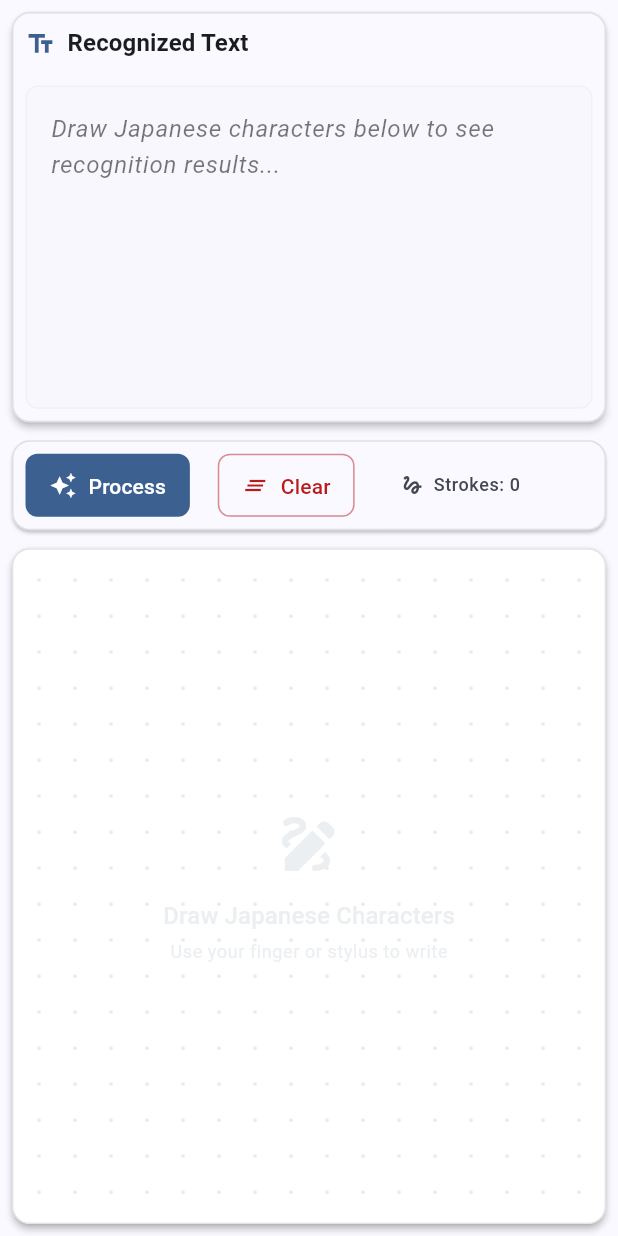
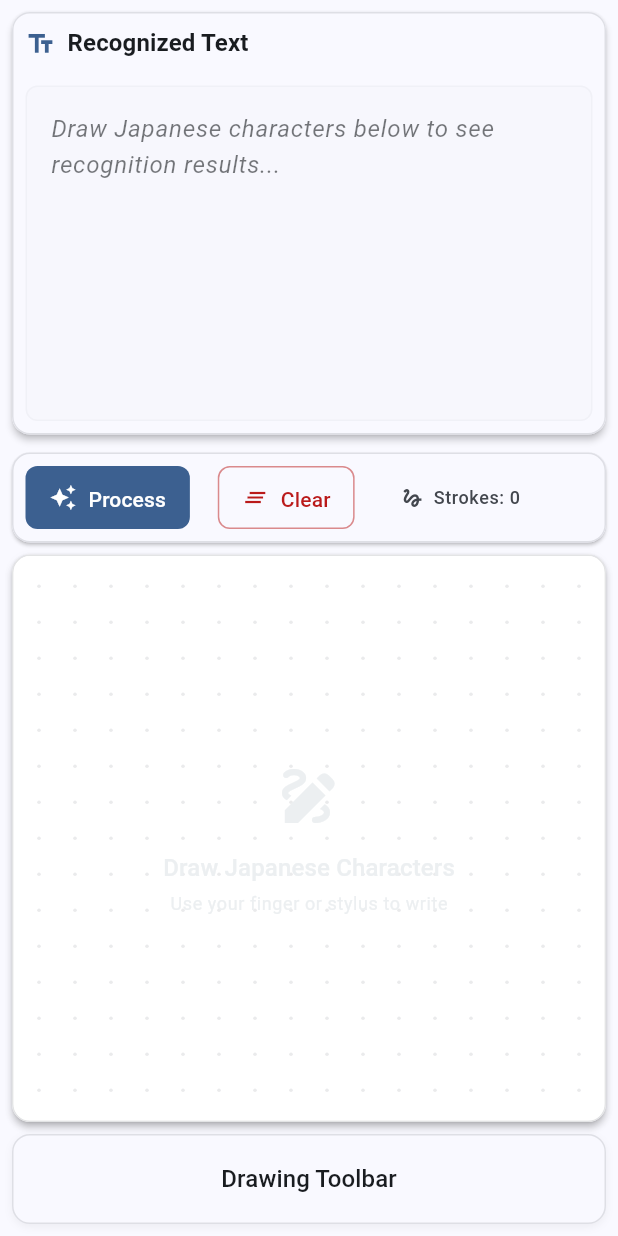
Before and after one commit to osV22/Nikko-Digital-Ink, a Flutter app: the HomeScreen screen opened by its route, on a phone screen of 412 x 824 dp. Run offline on Flutter 3.47's test engine with Material 3 defaults, Android fonts, the phone set to English and light mode, and no system bars; drawn by our look-alikes of signature; our stand-ins replace flutter_bloc, freezed_annotation, go_router; missing offline and left inert: google_mlkit_digital_ink_recognition; statements that could not run were skipped.

Commit message:
Begin drawing toolbar addition

```diff
--- a/lib/src/screens/home_screen.dart
+++ b/lib/src/screens/home_screen.dart
@@ -5,6 +5,7 @@ import '../services/digital_ink_service.dart';
 import '../widgets/output_widget.dart';
 import '../widgets/toolbar_widget.dart';
 import '../widgets/drawing_canvas_widget.dart';
+import '../widgets/drawing_toolbar_widget.dart';
 
 class HomeScreen extends StatefulWidget {
   const HomeScreen({super.key});
@@ -65,6 +66,12 @@ class _HomeScreenState extends State<HomeScreen> {
                         margin: const EdgeInsets.all(8.0),
                         child: Column(
                           children: [
+                            // Drawing toolbar above canvas in landscape
+                            Container(
+                              height: 60,
+                              margin: const EdgeInsets.only(bottom: 8.0),
+                              child: const DrawingToolbarWidget(),
+                            ),
                             const Expanded(
                               child: DrawingCanvasWidget(),
                             ),
@@ -88,32 +95,38 @@ class _HomeScreenState extends State<HomeScreen> {
                   ],
                 );
               } else {
-                // Portrait layout: Output on top, drawing on bottom
+                // Portrait layout: Output on top, toolbar, drawing, drawing toolbar
                 return Padding(
                   padding: const EdgeInsets.all(8.0),
                   child: Column(
                     children: [
-                      // Output section - 35% of screen
+                      // Output section - 30% of screen
                       Expanded(
-                        flex: 35,
+                        flex: 30,
                         child: Container(
                           margin: const EdgeInsets.only(bottom: 8.0),
                           child: const OutputWidget(),
                         ),
                       ),
-                      // Toolbar section - 8% of screen
+                      // Toolbar section - 10% of screen
                       Container(
                         height: 60,
                         margin: const EdgeInsets.symmetric(vertical: 4.0),
                         child: const ToolbarWidget(),
                       ),
-                      // Drawing section - 57% of screen
+                      // Drawing section - 40% of screen
                       Expanded(
-                        flex: 57,
+                        flex: 40,
                         child: Container(
-                          margin: const EdgeInsets.only(top: 8.0),
+                          margin: const EdgeInsets.symmetric(vertical: 4.0),
                           child: const DrawingCanvasWidget(),
                         ),
+                      ),
+                      // Drawing toolbar section - 10% of screen
+                      Container(
+                        height: 60,
+                        margin: const EdgeInsets.only(top: 4.0),
+                        child: const DrawingToolbarWidget(),
                       ),
                     ],
                   ),
--- /dev/null
+++ b/lib/src/widgets/drawing_toolbar_widget.dart
@@ -0,0 +1,39 @@
+import 'package:flutter/material.dart';
+
+class DrawingToolbarWidget extends StatelessWidget {
+  const DrawingToolbarWidget({super.key});
+
+  @override
+  Widget build(BuildContext context) {
+    final theme = Theme.of(context);
+
+    return Container(
+      width: double.infinity,
+      height: 60,
+      decoration: BoxDecoration(
+        color: theme.colorScheme.surface,
+        borderRadius: BorderRadius.circular(12),
+        border: Border.all(
+          color: theme.colorScheme.outline.withValues(alpha: 0.2),
+          width: 1,
+        ),
+        boxShadow: [
+          BoxShadow(
+            color: theme.colorScheme.shadow.withValues(alpha: 0.05),
+            blurRadius: 4,
+            offset: const Offset(0, 2),
+          ),
+        ],
+      ),
+      child: Center(
+        child: Text(
+          'Drawing Toolbar',
+          style: theme.textTheme.titleMedium?.copyWith(
+            color: theme.colorScheme.onSurface,
+            fontWeight: FontWeight.w500,
+          ),
+        ),
+      ),
+    );
+  }
+}
```
